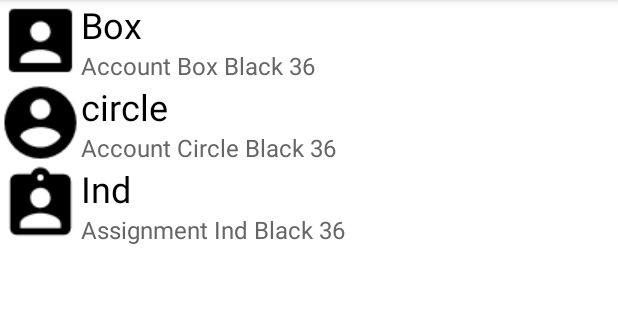
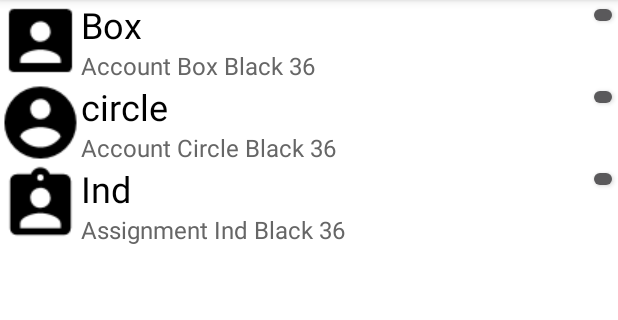
Before and after one commit to Sungdong9Kim/recyclerview, an Android app: the SecondActivity screen opened directly, with no data from a screen before it, on a phone screen of 412 x 824 dp, the part 84-404 px from its top. Run offline under Robolectric (Android 15) with nearby library versions, the phone set to English and light mode, and no system bars.

Commit message:
feat : adding delete button for deleting item

```diff
--- a/app/src/main/java/com/example/recycleview/RecyclerImageTextAdapter.java
+++ b/app/src/main/java/com/example/recycleview/RecyclerImageTextAdapter.java
@@ -2,11 +2,14 @@ package com.example.recycleview;
 
 import android.content.Context;
 import android.graphics.drawable.Drawable;
+import android.os.Bundle;
 import android.view.LayoutInflater;
 import android.view.View;
 import android.view.ViewGroup;
+import android.widget.Button;
 import android.widget.ImageView;
 import android.widget.TextView;
+import android.widget.Toast;
 
 import androidx.recyclerview.widget.RecyclerView;
 
@@ -18,6 +21,10 @@ public class RecyclerImageTextAdapter extends RecyclerView.Adapter<RecyclerImage
     private ArrayList<RecyclerItem> mData = new ArrayList<RecyclerItem>();
 
     OnItemClickListener listener;
+
+    View.OnClickListener clickListener;
+
+    OnDeleteButtonItemClickListener deleteButtonListener;
 
     public static interface OnItemClickListener {
         public void onItemClick(ViewHolder holder, View view, int position);
@@ -50,6 +57,46 @@ public class RecyclerImageTextAdapter extends RecyclerView.Adapter<RecyclerImage
         holder.setItem(item);
 
         holder.setOnItemClickListener(listener);
+
+
+        holder.itemView.setOnClickListener(clickListener);
+
+        /*
+        if(deleteButtonListener != null) {
+
+            ViewHolder myHolder = (ViewHolder) holder;
+            myHolder.getDeleteButton().setOnClickListener(new View.OnClickListener(){
+                @Override
+                public void onClick(View v) {
+                    deleteButtonListener.onDeleteIsClick(v, position);
+                }
+            });
+
+        }*/
+    }
+
+    //Handling button click in RecyclerView adapter?
+
+    public static class MyHolder extends RecyclerView.ViewHolder {
+        private final Button deleteButton;
+
+        public MyHolder(View itemView) {
+            super(itemView);
+
+            deleteButton = (Button) itemView.findViewById(R.id.doneButton);
+        }
+
+        public Button getDeleteButton() {
+            return deleteButton;
+        }
+    }
+
+    public interface OnDeleteButtonItemClickListener {
+        void onDeleteIsClick(View button, int position);
+    }
+
+    public void setDeleteButtonListener(OnDeleteButtonItemClickListener deleteButtonListener){
+        this.deleteButtonListener = deleteButtonListener;
     }
 
     public void addItem(RecyclerItem item) {
@@ -72,6 +119,9 @@ public class RecyclerImageTextAdapter extends RecyclerView.Adapter<RecyclerImage
         TextView desc;
 
         OnItemClickListener listener;
+        OnDeleteButtonItemClickListener deleteButtonListener;
+
+        private final Button deleteButton;
 
         ViewHolder(View itemView) {
             super(itemView);
@@ -80,18 +130,35 @@ public class RecyclerImageTextAdapter extends RecyclerView.Adapter<RecyclerImage
             title = itemView.findViewById(R.id.title);
             desc = itemView.findViewById(R.id.desc);
 
+            deleteButton = (Button) itemView.findViewById(R.id.doneButton);
+
             itemView.setOnClickListener(new View.OnClickListener() {
                 @Override
                 public void onClick(View view) {
                     int position = getAdapterPosition();
                     if(listener != null) {
                         listener.onItemClick(ViewHolder.this, view, position);
+
                     }
 
                 }
             });
+            deleteButton.setOnClickListener(new View.OnClickListener() {
+                @Override
+                public void onClick(View v) {
+                    int pos = (int) v.getTag();
+                    Toast.makeText(v.getContext(), "Clicked button at position: " + getAdapterPosition(), Toast.LENGTH_SHORT).show();
+                    mData.remove(pos);
+                    notifyDataSetChanged();
+                }
+            });
 
         }
+
+        public Button getDeleteButton() {
+            return deleteButton;
+        }
+
         public void setItem(RecyclerItem item) {
             icon.setImageDrawable(item.getIcon());
             title.setText(item.getTitle());
@@ -102,6 +169,10 @@ public class RecyclerImageTextAdapter extends RecyclerView.Adapter<RecyclerImage
             this.listener = listener;
         }
 
+        public void setDeleteButtonListener(OnDeleteButtonItemClickListener deleteButtonListener){
+            this.deleteButtonListener = deleteButtonListener;
+        }
+
 
     }
 
--- a/app/src/main/java/com/example/recycleview/SecondActivity.java
+++ b/app/src/main/java/com/example/recycleview/SecondActivity.java
@@ -45,6 +45,14 @@ public class SecondActivity extends AppCompatActivity {
             }
         });
 
+        mAdapter.setDeleteButtonListener(new RecyclerImageTextAdapter.OnDeleteButtonItemClickListener() {
+            @Override
+            public void onDeleteIsClick(View button, int position) {
+                RecyclerItem item = mList.get(position);
+                Toast.makeText(getApplicationContext(), "hihihihihihi", Toast.LENGTH_LONG);
+            }
+        });
+
     }
 
 }
--- a/app/src/main/res/layout/recycler_item.xml
+++ b/app/src/main/res/layout/recycler_item.xml
@@ -1,5 +1,6 @@
 <?xml version="1.0" encoding="utf-8"?>
 <androidx.constraintlayout.widget.ConstraintLayout xmlns:android="http://schemas.android.com/apk/res/android"
+    xmlns:tools="http://schemas.android.com/tools"
     android:layout_width="match_parent"
     android:layout_height="wrap_content"
     xmlns:app="http://schemas.android.com/apk/res-auto">
@@ -31,4 +32,11 @@
         app:layout_constraintRight_toRightOf="parent"
         app:layout_constraintTop_toBottomOf="@id/title" />
 
+    <Button
+        android:layout_width="20dp"
+        android:layout_height="20dp"
+        android:id="@+id/doneButton"
+        app:layout_constraintEnd_toEndOf="parent"
+        tools:ignore="MissingConstraints" />
+
 </androidx.constraintlayout.widget.ConstraintLayout>
```
